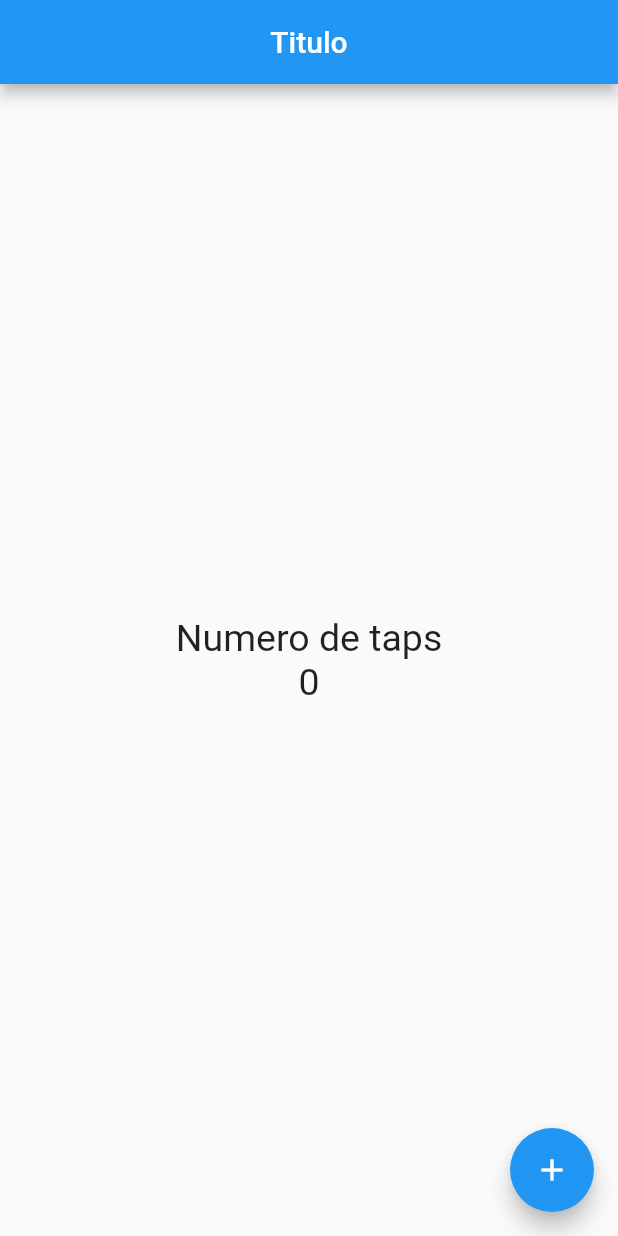
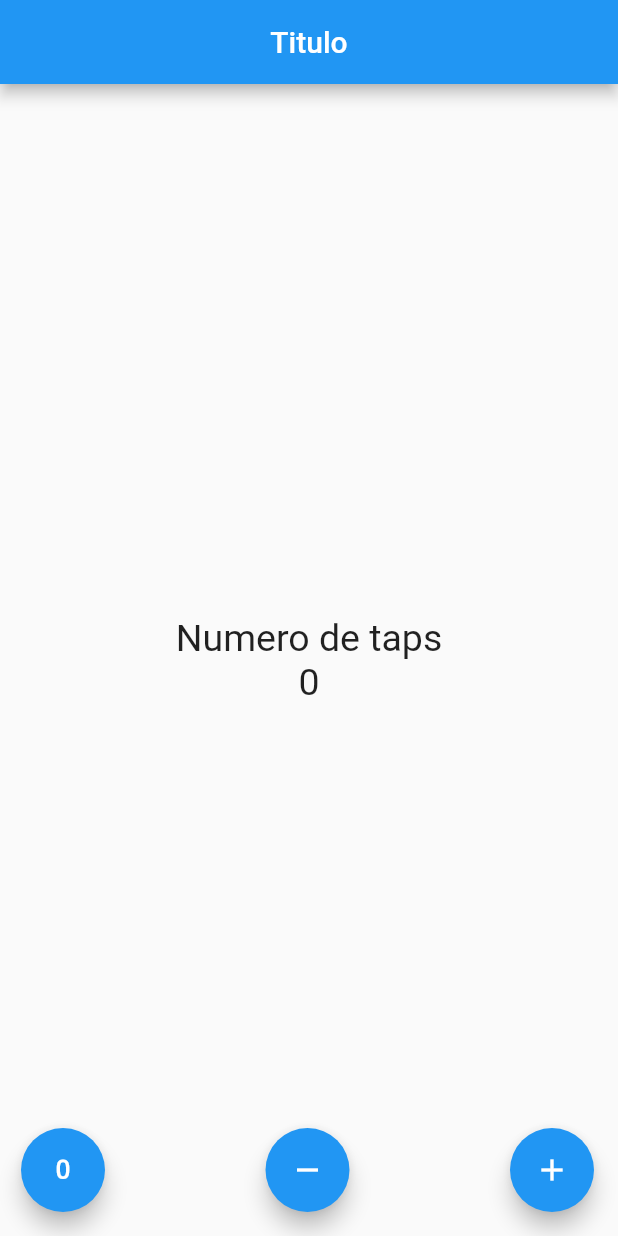
Before and after one commit to yuqmettal/contador-flutter, a Flutter app: the screen it shows after launch, on a phone screen of 412 x 824 dp. Run offline on Flutter 3.47's test engine with Material 2 defaults, Android fonts, the phone set to English and light mode, and no system bars.

Commit message:
Add buttons behavior

```diff
--- a/lib/src/pages/contador_page.dart
+++ b/lib/src/pages/contador_page.dart
@@ -1,5 +1,4 @@
 import 'package:flutter/material.dart';
-
 
 class ContadorPage extends StatefulWidget {
   ContadorPage({Key key}) : super(key: key);
@@ -9,7 +8,6 @@ class ContadorPage extends StatefulWidget {
 }
 
 class _ContadorPageState extends State<ContadorPage> {
-
   final _estiloTexto = new TextStyle(fontSize: 25);
   int _conteo = 0;
 
@@ -24,19 +22,38 @@ class _ContadorPageState extends State<ContadorPage> {
         child: Column(
           mainAxisAlignment: MainAxisAlignment.center,
           children: <Widget>[
-            Text('Numero de taps', style: _estiloTexto,),
+            Text(
+              'Numero de taps',
+              style: _estiloTexto,
+            ),
             Text('$_conteo', style: _estiloTexto),
           ],
         ),
       ),
-      floatingActionButton: FloatingActionButton(
-        onPressed: () {
-          _conteo ++;
-          setState(() {});
-        },
-        child: Icon(Icons.add),
-        ),
-        // floatingActionButtonLocation: FloatingActionButtonLocation.centerFloat,
+      floatingActionButton: _crearBotones(),
+      // floatingActionButtonLocation: FloatingActionButtonLocation.centerFloat,
     );
   }
+
+  Widget _crearBotones() {
+    return Row(
+      mainAxisAlignment: MainAxisAlignment.end,
+      children: <Widget>[
+        SizedBox(
+          width: 30.0,
+        ),
+        FloatingActionButton(onPressed: _reset, child: Icon(Icons.exposure_zero),
+        ),
+        Expanded(child: SizedBox()),
+        FloatingActionButton(onPressed: _sustraer, child: Icon(Icons.remove),
+        ),
+        Expanded(child: SizedBox()),
+        FloatingActionButton(onPressed: _add, child: Icon(Icons.add),),
+      ],
+    );
+  }
+
+  void _add() => setState(() => _conteo++);
+  void _sustraer() => setState(() => _conteo--);
+  void _reset() => setState(() => _conteo = 0);
 }
```
